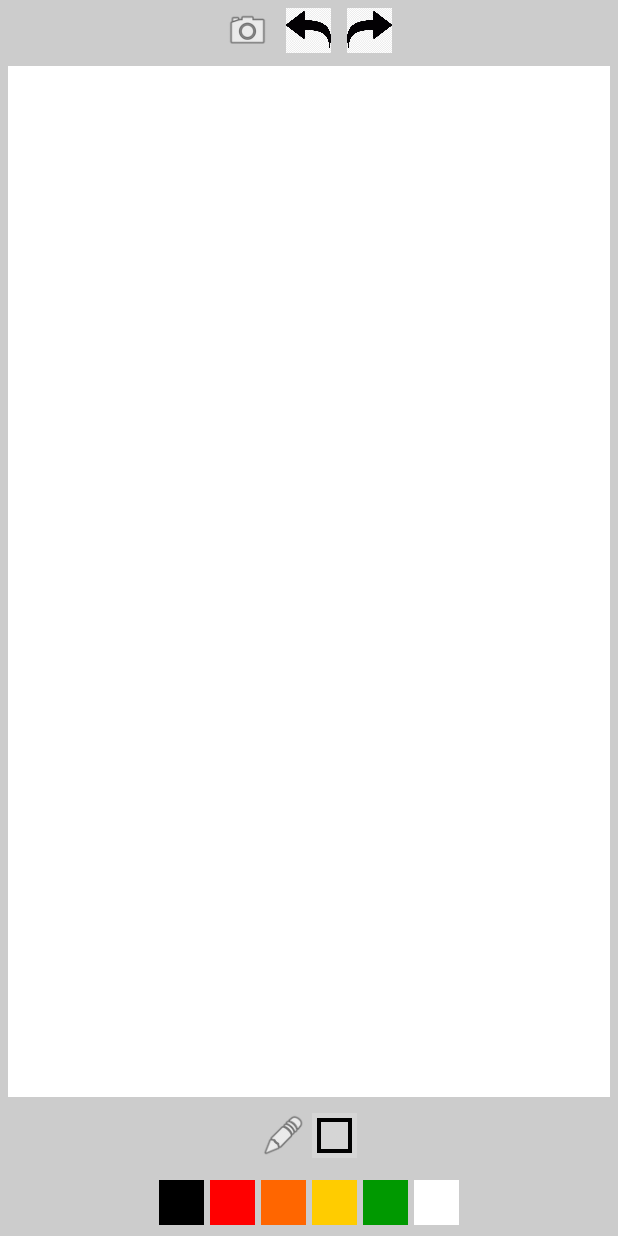
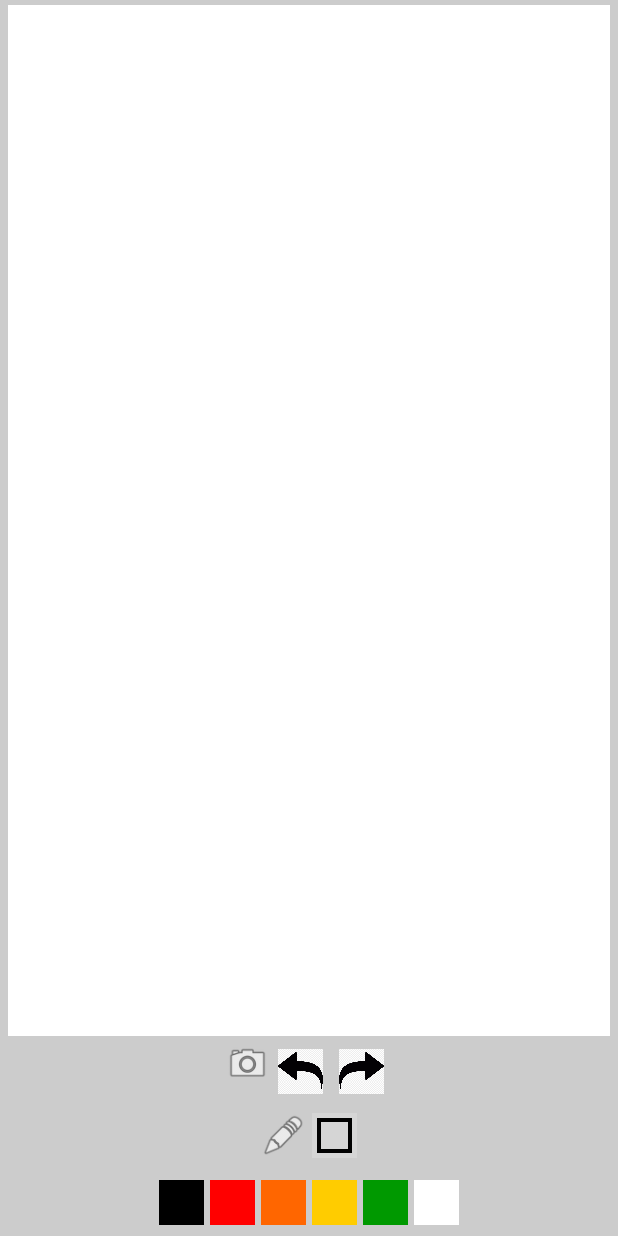
Before and after one commit to DevCoop-code/Android_DrawingBoard, an Android app: the screen it shows after launch (MainActivity), on a phone screen of 412 x 824 dp. Run offline under Robolectric (Android 15) with nearby library versions, the phone set to English and light mode, and no system bars.

Commit message:
fix: Fix the customimageview movement

```diff
--- a/app/src/main/java/com/hankyo/jeong/drawingboard/views/ImageResizeView.java
+++ b/app/src/main/java/com/hankyo/jeong/drawingboard/views/ImageResizeView.java
@@ -4,6 +4,7 @@ import android.content.Context;
 import android.graphics.Bitmap;
 import android.graphics.drawable.BitmapDrawable;
 import android.util.AttributeSet;
+import android.util.TypedValue;
 import android.view.LayoutInflater;
 import android.view.View;
 import android.widget.ImageButton;
@@ -41,6 +42,8 @@ public class ImageResizeView extends RelativeLayout {
         String infService = Context.LAYOUT_INFLATER_SERVICE;
         LayoutInflater li = (LayoutInflater)getContext().getSystemService(infService);
         View v = li.inflate(R.layout.image_resize_view, this, false);
+//        v.setScaleX(TypedValue.applyDimension(TypedValue.COMPLEX_UNIT_DIP, 250, getResources().getDisplayMetrics()));
+//        v.setScaleY(TypedValue.applyDimension(TypedValue.COMPLEX_UNIT_DIP, 250, getResources().getDisplayMetrics()));
         addView(v);
 
         rootLayout = (RelativeLayout) findViewById(R.id.imageResizeViewLayout);
--- a/app/src/main/res/layout/activity_main.xml
+++ b/app/src/main/res/layout/activity_main.xml
@@ -11,13 +11,28 @@
         android:layout_width="match_parent"
         android:layout_height="match_parent"
         android:orientation="vertical">
+        <FrameLayout
+            android:id="@+id/paintingArea"
+            android:layout_width="fill_parent"
+            android:layout_height="0dp"
+            android:layout_marginBottom="3dp"
+            android:layout_marginLeft="5dp"
+            android:layout_marginRight="5dp"
+            android:layout_marginTop="3dp"
+            android:layout_weight="1">
+            <com.hankyo.jeong.drawingboard.views.PaintingView
+                android:id="@+id/paintView"
+                android:layout_width="match_parent"
+                android:layout_height="match_parent"
+                android:background="#FFFFFFFF"/>
+        </FrameLayout>
+
         <LinearLayout
             android:layout_width="wrap_content"
             android:layout_height="wrap_content"
             android:layout_gravity="center"
             android:orientation="horizontal">
             <ImageButton
-                android:layout_margin="5dp"
                 android:layout_width="30dp"
                 android:layout_height="30dp"
                 android:background="@android:drawable/ic_menu_camera"
@@ -35,21 +50,6 @@
                 android:background="@drawable/redo_arrow"
                 android:onClick="redoDrawing"/>
         </LinearLayout>
-        <FrameLayout
-            android:id="@+id/paintingArea"
-            android:layout_width="fill_parent"
-            android:layout_height="0dp"
-            android:layout_marginBottom="3dp"
-            android:layout_marginLeft="5dp"
-            android:layout_marginRight="5dp"
-            android:layout_marginTop="3dp"
-            android:layout_weight="1">
-            <com.hankyo.jeong.drawingboard.views.PaintingView
-                android:id="@+id/paintView"
-                android:layout_width="match_parent"
-                android:layout_height="match_parent"
-                android:background="#FFFFFFFF"/>
-        </FrameLayout>
 
         <LinearLayout
             android:layout_width="wrap_content"
--- a/app/src/main/res/layout/image_resize_view.xml
+++ b/app/src/main/res/layout/image_resize_view.xml
@@ -9,7 +9,6 @@
             android:layout_width="200dp"
             android:layout_height="200dp"
             android:layout_centerInParent="true"
-            android:padding="25dp"
             android:background="@drawable/android_default_icon"/>
         <ImageButton
             android:id="@+id/cancelBtn"
```
Also changed, not shown: app/src/main/java/com/hankyo/jeong/drawingboard/MainActivity.java (+68 -2 lines).
